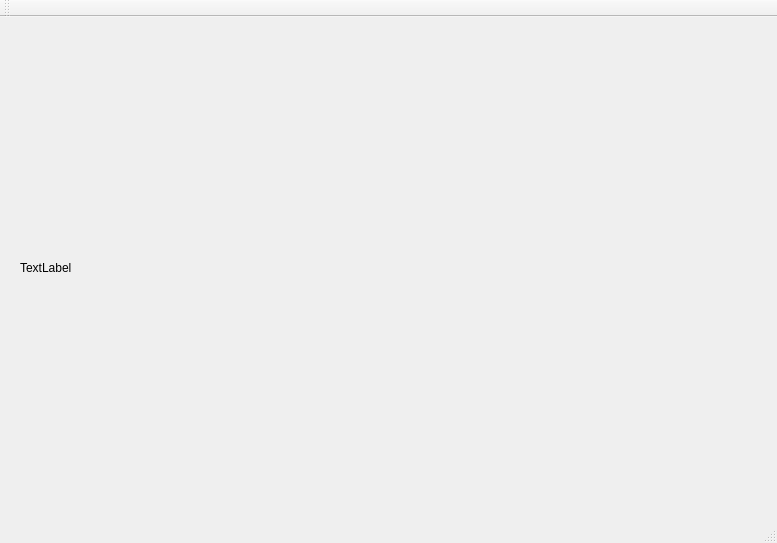
First picture: the form in mainwindow.ui, repository saulgold/face_track, before the edit.
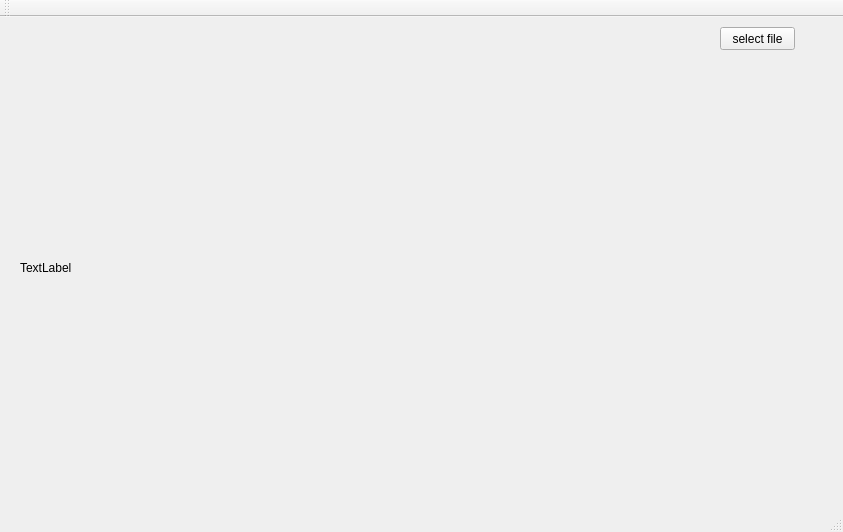
Second picture: the form after the edit.

Diff of the .ui file:
```diff
--- a/mainwindow.ui
+++ b/mainwindow.ui
@@ -6,8 +6,8 @@
    <rect>
     <x>0</x>
     <y>0</y>
-    <width>777</width>
-    <height>543</height>
+    <width>843</width>
+    <height>532</height>
    </rect>
   </property>
   <property name="windowTitle">
@@ -27,6 +27,19 @@
      <string>TextLabel</string>
     </property>
    </widget>
+   <widget class="QPushButton" name="selectFileButton">
+    <property name="geometry">
+     <rect>
+      <x>720</x>
+      <y>10</y>
+      <width>75</width>
+      <height>23</height>
+     </rect>
+    </property>
+    <property name="text">
+     <string>select file</string>
+    </property>
+   </widget>
   </widget>
   <widget class="QMenuBar" name="menuBar">
    <property name="geometry">
```
Left out of the diff: 2 changed lines with no effect on the pictures.
